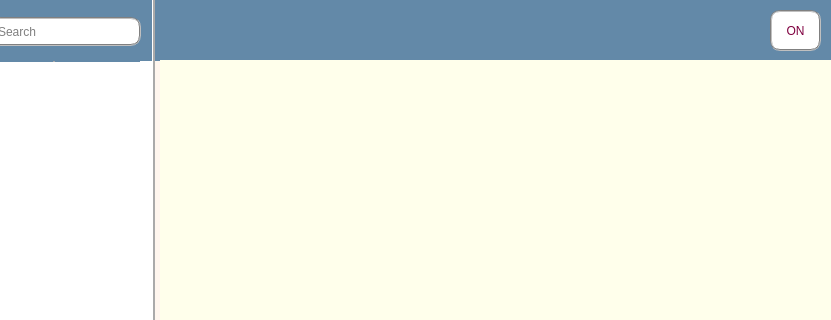
Before: the Qt Designer form Client/client.ui in a-mkrv/Chat, drawn with Qt 5; both pictures show x 230 to 1061 and y 0 to 320 of the 1061 by 590 pixel window.
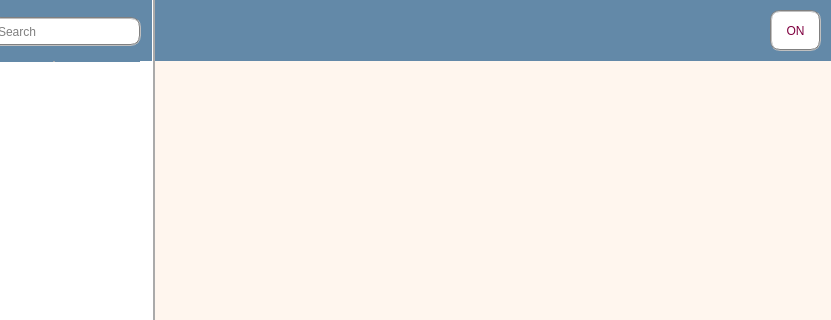
After: the same form once the commit is applied. Icons and pictures are not drawn.

What changed in the file:
```diff
--- a/Client/client.ui
+++ b/Client/client.ui
@@ -299,7 +299,7 @@
       <x>390</x>
       <y>60</y>
       <width>671</width>
-      <height>421</height>
+      <height>61</height>
      </rect>
     </property>
     <property name="maximumSize">
@@ -1259,13 +1259,14 @@
    <widget class="QStackedWidget" name="stackedWidget_2">
     <property name="geometry">
      <rect>
-      <x>580</x>
-      <y>60</y>
-      <width>481</width>
+      <x>385</x>
+      <y>61</y>
+      <width>678</width>
       <height>421</height>
      </rect>
     </property>
    </widget>
+   <zorder>chatDialog</zorder>
    <zorder>widget_2</zorder>
    <zorder>line</zorder>
    <zorder>userList</zorder>
@@ -1277,7 +1278,6 @@
    <zorder>search_label</zorder>
    <zorder>search_line_edit</zorder>
    <zorder>chat_back_lab</zorder>
-   <zorder>chatDialog</zorder>
    <zorder>widget</zorder>
    <zorder>stackedWidget_2</zorder>
   </widget>
```
